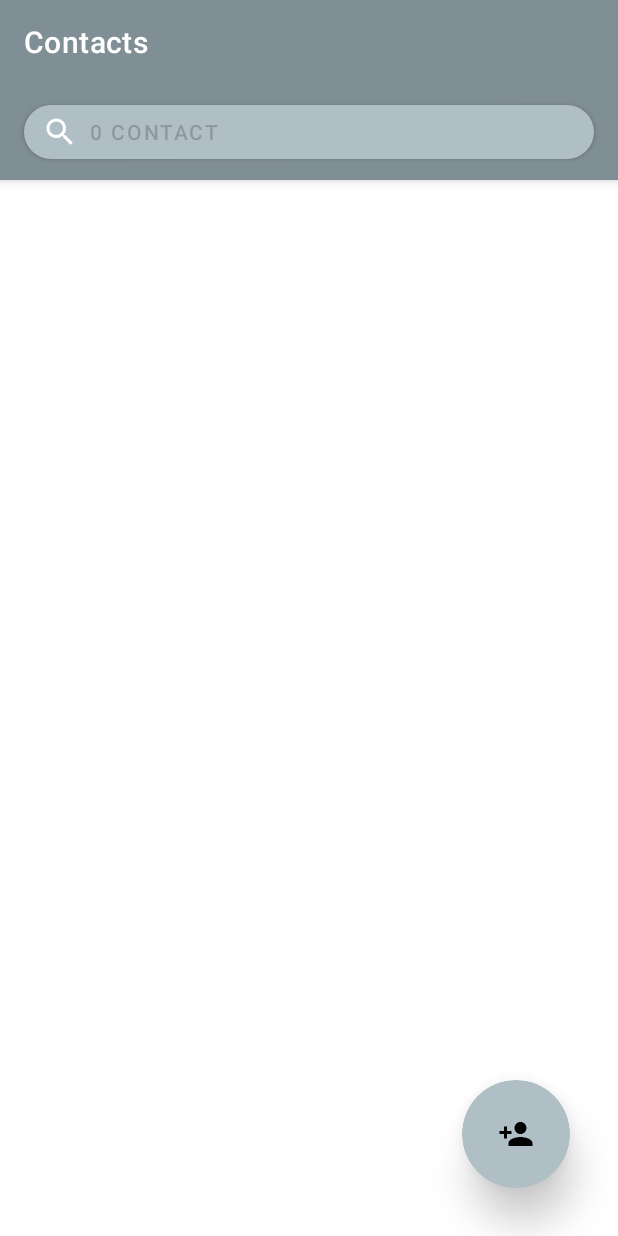
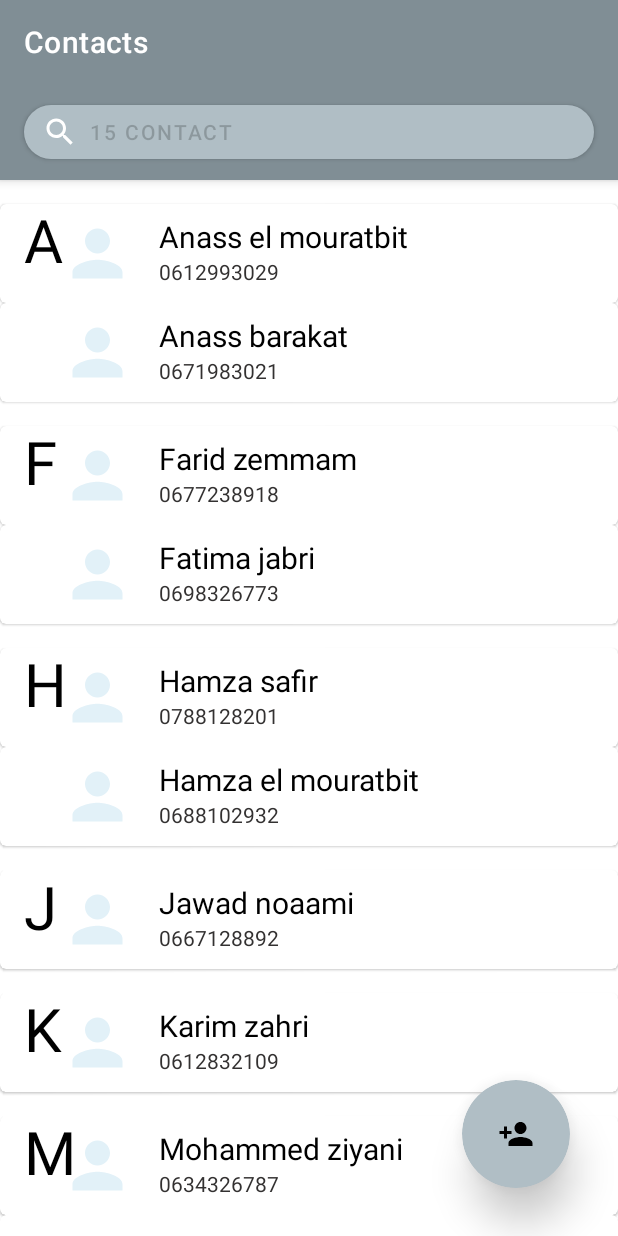
Before and after one commit to ennbou/Contacts, an Android app: the screen it shows after launch (MainActivity), on a phone screen of 412 x 824 dp. Run offline under Robolectric (Android 15) with nearby library versions, the phone set to English and light mode, and no system bars; our stand-ins replace Room's generated code; Roboto replaces fonts that are not available here; 1 statement that could not run was skipped.

Commit message:
last commit

```diff
--- a/app/src/main/java/com/ennbou/contact/DetailFragment.java
+++ b/app/src/main/java/com/ennbou/contact/DetailFragment.java
@@ -1,6 +1,7 @@
 package com.ennbou.contact;
 
 import android.content.Intent;
+import android.database.sqlite.SQLiteOpenHelper;
 import android.net.Uri;
 import android.os.Bundle;
 import android.view.LayoutInflater;
--- a/app/src/main/java/com/ennbou/contact/data/ContactDao.java
+++ b/app/src/main/java/com/ennbou/contact/data/ContactDao.java
@@ -15,14 +15,14 @@ public interface ContactDao {
     @Query("SELECT * FROM Contact WHERE id = :id")
     public LiveData<Contact> getById(Long id);
 
-    @Query("SELECT * FROM Contact WHERE first_name like '%' || :name || '%'")
-    public LiveData<List<Contact>> searchAll(String name);
-
     @Query("SELECT * FROM Contact ORDER BY first_name COLLATE NOCASE ASC")
     public LiveData<List<Contact>> getAll();
 
     @Insert(onConflict = OnConflictStrategy.REPLACE)
     public Long insert(Contact contact);
+
+    @Insert(onConflict = OnConflictStrategy.REPLACE)
+    public void insertAll(List<Contact> contacts);
 
     @Delete
     public void delete(Contact contact);
--- a/app/src/main/java/com/ennbou/contact/data/MyDataBase.java
+++ b/app/src/main/java/com/ennbou/contact/data/MyDataBase.java
@@ -2,10 +2,14 @@ package com.ennbou.contact.data;
 
 import android.content.Context;
 
+import androidx.annotation.NonNull;
 import androidx.room.Database;
 import androidx.room.Room;
 import androidx.room.RoomDatabase;
+import androidx.sqlite.db.SupportSQLiteDatabase;
 
+import java.util.ArrayList;
+import java.util.List;
 import java.util.concurrent.ExecutorService;
 import java.util.concurrent.Executors;
 
@@ -26,6 +30,7 @@ public abstract class MyDataBase extends RoomDatabase {
                 if (dataBase == null) {
                     dataBase = Room.databaseBuilder(context.getApplicationContext(),
                             MyDataBase.class, DB_NAME)
+                            .addCallback(sRoomDatabaseCallback)
                             .fallbackToDestructiveMigration()
                             .build();
                 }
@@ -35,4 +40,35 @@ public abstract class MyDataBase extends RoomDatabase {
         return dataBase;
     }
 
+
+    private static RoomDatabase.Callback sRoomDatabaseCallback = new RoomDatabase.Callback() {
+        @Override
+        public void onCreate(@NonNull SupportSQLiteDatabase db) {
+            super.onCreate(db);
+            ContactDao dao = dataBase.contactDao();
+            List<Contact> contacts = new ArrayList<>();
+            contacts.add(new Contact(null, "Mohammed", "ziyani", "0634326787", "moh.ziyani@gmail.com", "etudiant", "mohammed casablanca, marchandises"));
+            contacts.add(new Contact(null, "Mohammed", "khababi", "0612278899", "moh.khababi@gmail.com", "adjointe administrative", "khababi ecole rabat, idara"));
+            contacts.add(new Contact(null, "Mohammed", "amar", "0766321812", "amar88@gmail.com", "enseignent", "ammar EHTP, mn rachidiya"));
+            contacts.add(new Contact(null, "Fatima", "jabri", "0698326773", "fatima.jabri@gmail.com", "enseignente", "Algo c, EST sale"));
+            contacts.add(new Contact(null, "Salma", "ouad", "0667123463", "salma.ouad@gmail.com", "etudiante", "EMI, electrique"));
+            contacts.add(new Contact(null, "Sara", "fekri", "0678889211", "sara.fekri77@gmail.com", "etudiante", "EMI, mecanique"));
+            contacts.add(new Contact(null, "Mouad", "fekri", "0623783129", "moaud.fekri77@gmail.com", "etudiant", "FST tanga, wald casa"));
+            contacts.add(new Contact(null, "Hamza", "safir", "0788128201", "hamza.safir@gmail.com", "etudiant", "FST tanga, wald rabat"));
+            contacts.add(new Contact(null, "Hamza", "el mouratbit", "0688102932", "hamza.mouratbit@gmail.com", "etudiant", "FST tanga, wald agadir"));
+            contacts.add(new Contact(null, "Anass", "el mouratbit", "0612993029", "anass.mouratbit@gmail.com", "etudiant", "FST media, info,concoure cycle ingenieur"));
+            contacts.add(new Contact(null, "Anass", "barakat", "0671983021", "anass.barakat@gmail.com", "etudiant", "EST oujda, info,concoure LP big data"));
+            contacts.add(new Contact(null, "Karim", "zahri", "0612832109", "karim.zahri@gmail.com", "developpeur", "SQLI oujda, expert php, symfony"));
+            contacts.add(new Contact(null, "Jawad", "noaami", "0667128892", "jawad.noaami@gmail.com", "developpeur", "SQLI oujda, expert php, symfony et laravel"));
+            contacts.add(new Contact(null, "Farid", "zemmam", "0677238918", "farid.zemmam@gmail.com", "developpeur", "SQLI oujda, expert JS, TS, angular"));
+            contacts.add(new Contact(null, "Naima", "kharbach", "0661827361", "naima.kharbach@gmail.com", "developpeuse", "SQLI oujda, expert JS, SCSS et SASS"));
+
+            databaseWriteExecutor.execute(new Runnable() {
+                @Override
+                public void run() {
+                    dao.insertAll(contacts);
+                }
+            });
+        }
+    };
 }
--- a/app/src/main/res/layout/fragment_list.xml
+++ b/app/src/main/res/layout/fragment_list.xml
@@ -71,7 +71,7 @@
 
             <LinearLayout
                 android:layout_width="match_parent"
-                android:layout_height="match_parent"
+                android:layout_height="wrap_content"
                 android:orientation="vertical"
                 android:padding="24dp">
 
@@ -164,7 +164,19 @@
             android:layout_height="@dimen/fab_size"
             app:cardBackgroundColor="@color/primaryColor"
             app:cardCornerRadius="@dimen/fab_radius"
-            app:cardElevation="@dimen/fab_elevation" />
+            app:cardElevation="@dimen/fab_elevation"/>
+
+        <ImageView
+            android:id="@+id/add_icon"
+            android:layout_width="@dimen/fab_size"
+            android:layout_height="@dimen/fab_size"
+            android:elevation="34dp"
+            android:outlineProvider="none"
+            android:scaleType="centerInside"
+            android:src="@drawable/ic_person_add"
+            app:layout_constraintBottom_toBottomOf="@id/fab"
+            app:layout_constraintEnd_toEndOf="@id/fab"
+            app:layout_constraintStart_toStartOf="@id/fab" />
 
         <ImageView
             android:id="@+id/save_icon"
@@ -236,19 +248,6 @@
             app:srcCompat="@drawable/ic_close" />
 
 
-        <ImageView
-            android:id="@+id/add_icon"
-            android:layout_width="@dimen/fab_size"
-            android:layout_height="@dimen/fab_size"
-            android:elevation="34dp"
-            android:outlineProvider="none"
-            android:scaleType="centerInside"
-            android:src="@drawable/ic_person_add"
-            app:layout_constraintBottom_toBottomOf="@id/fab"
-            app:layout_constraintEnd_toEndOf="@id/fab"
-            app:layout_constraintStart_toStartOf="@id/fab" />
-
-
     </androidx.constraintlayout.motion.widget.MotionLayout>
 
 </androidx.coordinatorlayout.widget.CoordinatorLayout>
--- a/app/src/main/res/navigation/nav_graph.xml
+++ b/app/src/main/res/navigation/nav_graph.xml
@@ -53,7 +53,6 @@
         tools:layout="@layout/fragment_edit">
 
     </fragment>
-
     <fragment
         android:id="@+id/SearchFragment"
         android:name="com.ennbou.contact.SearchFragment"
@@ -65,4 +64,6 @@
             app:popUpTo="@id/SearchFragment"
             app:popUpToInclusive="true" />
     </fragment>
+
+
 </navigation>
--- a/app/src/main/res/xml/scene_01.xml
+++ b/app/src/main/res/xml/scene_01.xml
@@ -1,6 +1,7 @@
 <?xml version="1.0" encoding="utf-8"?>
 <MotionScene xmlns:android="http://schemas.android.com/apk/res/android"
     xmlns:motion="http://schemas.android.com/apk/res-auto">
+
 
     <ConstraintSet android:id="@+id/set1">
         <!--button save -->
@@ -98,34 +99,34 @@
                 motion:layout_constraintTop_toTopOf="@id/container" />
 
             <CustomAttribute
+                motion:attributeName="radius"
+                motion:customDimension="160dp" />
+
+            <CustomAttribute
                 motion:attributeName="cardElevation"
                 motion:customDimension="@dimen/fab_elevation_2" />
         </Constraint>
     </ConstraintSet>
 
-    <ConstraintSet
-        android:id="@+id/set3"
+    <ConstraintSet android:id="@+id/set3"
         motion:deriveConstraintsFrom="@id/set2">
+
         <Constraint android:id="@id/fab">
             <Layout
                 motion:layout_constraintBottom_toBottomOf="@id/add_sheet_placeholder"
                 motion:layout_constraintEnd_toEndOf="@id/add_sheet_placeholder"
                 motion:layout_constraintStart_toStartOf="@id/add_sheet_placeholder"
                 motion:layout_constraintTop_toTopOf="@id/add_sheet_placeholder" />
-
             <CustomAttribute
                 motion:attributeName="radius"
                 motion:customDimension="0dp" />
         </Constraint>
         <Constraint android:id="@id/add_icon">
             <Layout
-                android:layout_width="@dimen/fab_size"
-                android:layout_height="@dimen/fab_size"
                 motion:layout_constraintBottom_toBottomOf="@id/bottom_bar_card_view"
                 motion:layout_constraintEnd_toEndOf="@id/bottom_bar_card_view"
                 motion:layout_constraintStart_toStartOf="@id/bottom_bar_card_view"
                 motion:layout_constraintTop_toTopOf="@id/bottom_bar_card_view" />
-            <PropertySet android:visibility="visible" />
         </Constraint>
         <Constraint android:id="@id/save_icon">
             <Layout
@@ -140,6 +141,7 @@
         <Constraint android:id="@id/container">
             <Transform android:translationY="32dp" />
         </Constraint>
+
     </ConstraintSet>
 
     <ConstraintSet
@@ -211,9 +213,11 @@
     </ConstraintSet>
 
 
+    <!--transitions-->
+
     <Transition
+        motion:constraintSetStart="@id/set1"
         motion:constraintSetEnd="@id/set2"
-        motion:constraintSetStart="@id/set1"
         motion:duration="@integer/pathAnimDuration">
 
         <KeyFrameSet>
@@ -230,30 +234,20 @@
                 motion:percentX="0.8"
                 motion:percentY="0.2" />
         </KeyFrameSet>
-        <!--        <OnClick-->
-        <!--            motion:clickAction="toggle"-->
-        <!--            motion:targetId="@id/add_icon">-->
-        <!--        </OnClick>-->
+
     </Transition>
-
 
     <Transition
         android:id="@+id/tr1"
         motion:constraintSetEnd="@id/set3"
         motion:constraintSetStart="@id/set2"
-        motion:duration="@integer/revealAnimDuration">
+        motion:duration="500">
 
-        <!-- At 80% of animation, reach max size of fab with radius
-          as a circle (160dp doesn't matter as the CustomCardView will
-          monitor the radius to never exceed size/2). The remaining 20% will
-          un-curve the circle corners (radius = 0 at 100%)-->
         <KeyFrameSet>
             <KeyAttribute
                 motion:framePosition="80"
                 motion:motionTarget="@id/fab">
-                <CustomAttribute
-                    motion:attributeName="radius"
-                    motion:customDimension="160dp" />
+
             </KeyAttribute>
             <KeyPosition
                 motion:framePosition="80"
@@ -266,20 +260,14 @@
                 motion:motionTarget="@id/add_icon"
                 motion:percentY="1" />
         </KeyFrameSet>
-        <!--        <OnClick-->
-        <!--            motion:clickAction="toggle"-->
-        <!--            motion:targetId="@id/btn_2" />-->
+
     </Transition>
-
 
     <Transition
         motion:autoTransition="animateToEnd"
         motion:constraintSetEnd="@id/set4"
         motion:constraintSetStart="@id/set3"
-        motion:duration="@integer/settleAnimDuration">
-        <!--        <OnClick-->
-        <!--            motion:clickAction="toggle"-->
-        <!--            motion:targetId="@id/btn_3" />-->
+        motion:duration="500">
 
     </Transition>
 
```
Also changed, not shown: app/src/main/java/com/ennbou/contact/ListFragment.java (+3 -9 lines), app/src/main/java/com/ennbou/contact/data/EditContactVM.java (deleted, +0 -35 lines), app/src/main/java/com/ennbou/contact/data/EditVMFactory.java (deleted, +0 -25 lines), app/src/main/java/com/ennbou/contact/ui/HeadContact.java (+13 -0 lines).
